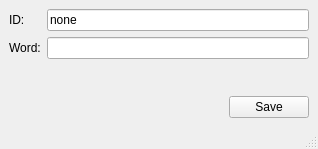
Old version of the form OTModules/wFbh/waddword.ui in the repository pietr26/OMSI-Tools.
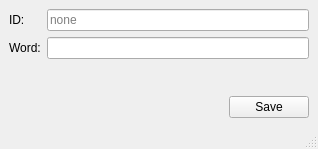
New version of the form. Icons and pictures are not drawn.

Commit message: Added knownWords functions

Diff of the .ui file:
```diff
--- a/OTModules/wFbh/waddword.ui
+++ b/OTModules/wFbh/waddword.ui
@@ -31,11 +31,14 @@
       <item row="0" column="1">
        <widget class="QLineEdit" name="ledID">
         <property name="text">
-         <string notr="true">none</string>
+         <string notr="true"/>
         </property>
         <property name="readOnly">
          <bool>true</bool>
         </property>
+        <property name="placeholderText">
+         <string notr="true">none</string>
+        </property>
        </widget>
       </item>
       <item row="1" column="0">
```
The commit also changes 2 other files.
